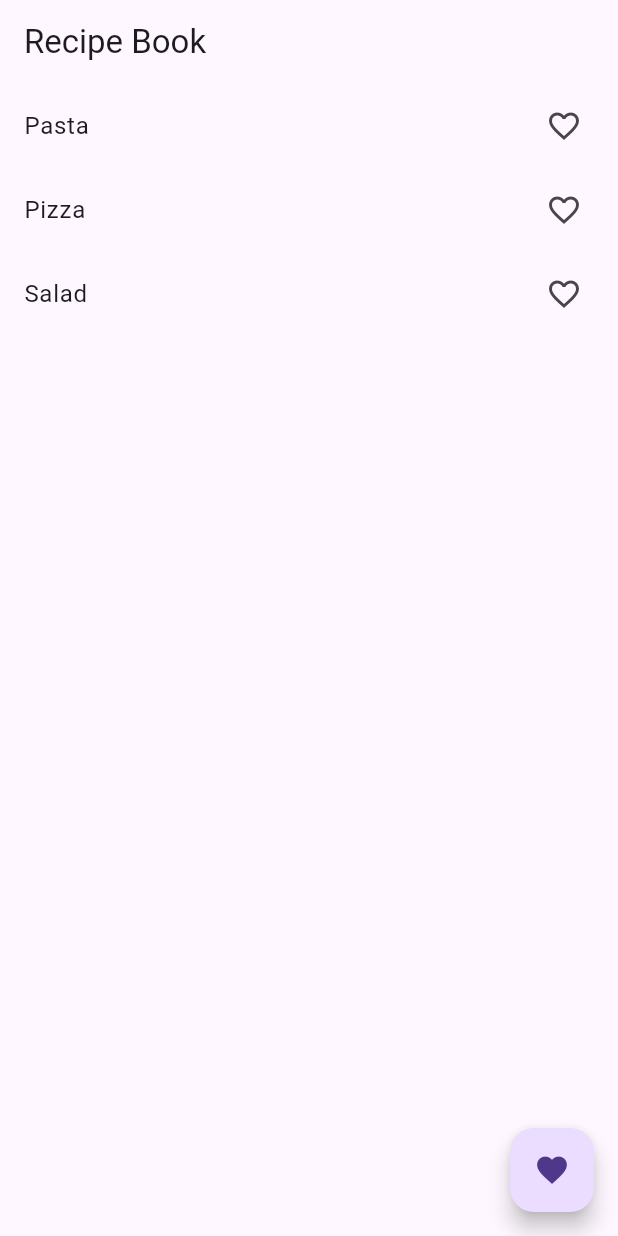
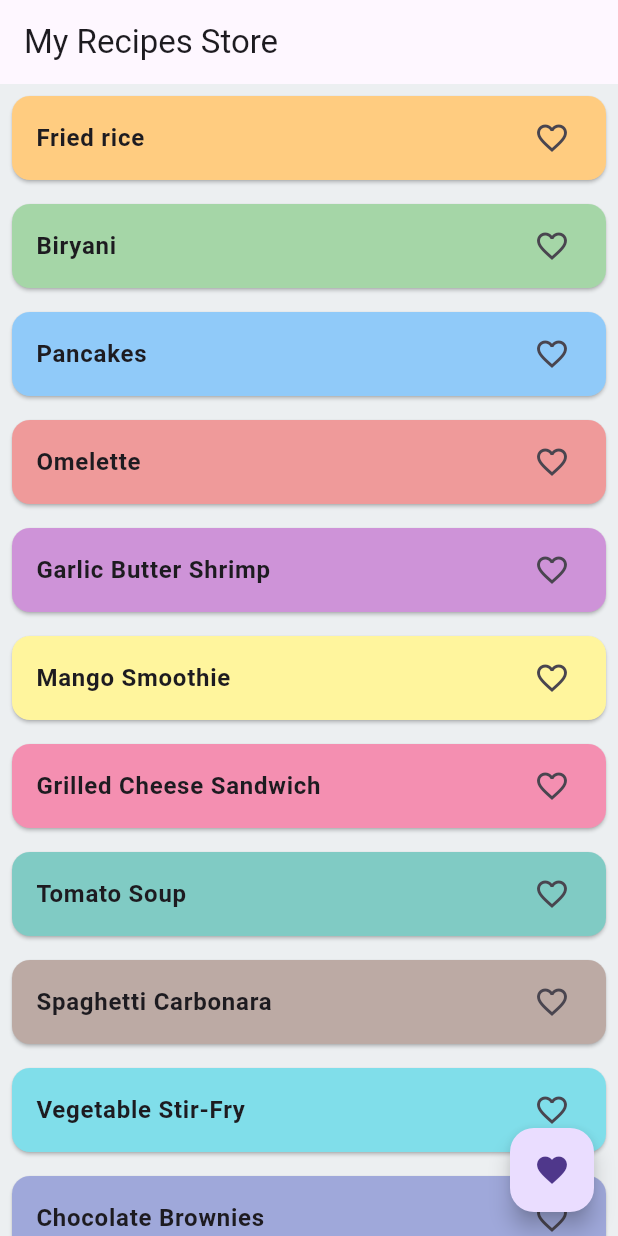
Before and after one commit to nikhilgoud003/Recipe_app, a Flutter app: the screen it shows after launch, on a phone screen of 412 x 824 dp. Run offline on Flutter 3.47's test engine with Material 3 defaults, Android fonts, the phone set to English and light mode, and no system bars.

Commit message:
Succesfully added main file and home screen into the application

```diff
--- a/lib/main.dart
+++ b/lib/main.dart
@@ -1,4 +1,3 @@
-// main.dart
 import 'package:flutter/material.dart';
 import 'details_screen.dart';
 import 'favourites_screen.dart';
@@ -13,15 +12,96 @@ class RecipeBookApp extends StatefulWidget {
 }
 
 class _RecipeBookAppState extends State<RecipeBookApp> {
-  List<String> recipes = ['Pasta', 'Pizza', 'Salad'];
-  List<String> favoriteRecipes = [];
+  List<Map<String, dynamic>> recipes = [
+    {
+      "name": "Fried rice",
+      "ingredients": "rice,oil , Eggs",
+      "instructions": "Mix ingredients.Make rice fried under oil",
+      "isFavorite": false
+    },
+    {
+      "name": "Biryani",
+      "ingredients": "Briyani rice , spices , oil",
+      "instructions": "Mix ingredients. make biryani and boil it .",
+      "isFavorite": false
+    },
+    {
+      "name": "Pancakes",
+      "ingredients": "Flour, Milk, Eggs, Sugar, Baking Powder",
+      "instructions": "Mix ingredients. Cook on a hot pan until golden brown.",
+      "isFavorite": false
+    },
+    {
+      "name": "Omelette",
+      "ingredients": "Eggs, Salt, Pepper, Onion, Tomato",
+      "instructions":
+          "Beat eggs. Fry with chopped onion and tomato until cooked.",
+      "isFavorite": false
+    },
+    {
+      "name": "Garlic Butter Shrimp",
+      "ingredients": "Shrimp, Garlic, Butter, Lemon, Parsley",
+      "instructions":
+          "Sauté garlic in butter. Add shrimp and cook. Finish with lemon and parsley.",
+      "isFavorite": false
+    },
+    {
+      "name": "Mango Smoothie",
+      "ingredients": "Mango, Milk, Yogurt, Honey",
+      "instructions": "Blend all ingredients until smooth.",
+      "isFavorite": false
+    },
+    {
+      "name": "Grilled Cheese Sandwich",
+      "ingredients": "Bread, Butter, Cheese",
+      "instructions":
+          "Butter bread. Place cheese in between and grill until golden brown.",
+      "isFavorite": false
+    },
+    {
+      "name": "Tomato Soup",
+      "ingredients": "Tomatoes, Garlic, Onion, Salt, Pepper",
+      "instructions":
+          "Blend cooked tomatoes, garlic, and onion. Simmer and season to taste.",
+      "isFavorite": false
+    },
+    {
+      "name": "Spaghetti Carbonara",
+      "ingredients": "Spaghetti, Eggs, Bacon, Parmesan, Black Pepper",
+      "instructions":
+          "Cook spaghetti. Mix with beaten eggs, bacon, and cheese.",
+      "isFavorite": false
+    },
+    {
+      "name": "Vegetable Stir-Fry",
+      "ingredients": "Broccoli, Carrots, Bell Peppers, Soy Sauce, Garlic",
+      "instructions":
+          "Stir-fry vegetables in soy sauce and garlic until tender.",
+      "isFavorite": false
+    },
+    {
+      "name": "Chocolate Brownies",
+      "ingredients": "Cocoa Powder, Sugar, Butter, Flour, Eggs",
+      "instructions": "Mix ingredients. Bake at 350°F for 25 minutes.",
+      "isFavorite": false
+    },
+    {
+      "name": "Chicken Wrap",
+      "ingredients": "Tortilla, Chicken, Lettuce, Tomato, Cheese",
+      "instructions": "Grill chicken. Wrap in tortilla with other ingredients.",
+      "isFavorite": false
+    },
+  ];
 
-  void toggleFavorite(String recipe) {
+  List<Map<String, dynamic>> get favoriteRecipes =>
+      recipes.where((recipe) => recipe['isFavorite']).toList();
+
+  void toggleFavorite(String recipeName) {
     setState(() {
-      if (favoriteRecipes.contains(recipe)) {
-        favoriteRecipes.remove(recipe);
-      } else {
-        favoriteRecipes.add(recipe);
+      for (var recipe in recipes) {
+        if (recipe["name"] == recipeName) {
+          recipe["isFavorite"] = !recipe["isFavorite"];
+        }
       }
     });
   }
@@ -30,58 +110,80 @@ class _RecipeBookAppState extends State<RecipeBookApp> {
   Widget build(BuildContext context) {
     return MaterialApp(
       title: 'Recipe Book',
-      theme: ThemeData(primarySwatch: Colors.orange),
+      theme: ThemeData(primarySwatch: Colors.green),
       home: HomeScreen(
           recipes: recipes,
-        favoriteRecipes: favoriteRecipes,
           toggleFavorite: toggleFavorite,
-      ),
+          favoriteRecipes: favoriteRecipes),
     );
   }
 }
 
-// home_screen.dart
 class HomeScreen extends StatelessWidget {
-  final List<String> recipes;
-  final List<String> favoriteRecipes;
+  final List<Map<String, dynamic>> recipes;
+  final List<Map<String, dynamic>> favoriteRecipes;
   final Function(String) toggleFavorite;
 
-  HomeScreen({
-    required this.recipes,
-    required this.favoriteRecipes,
+  HomeScreen(
+      {required this.recipes,
       required this.toggleFavorite,
-  });
+      required this.favoriteRecipes});
+
+  // Define a list of colors
+  final List<Color> cardColors = [
+    Colors.orange.shade200,
+    Colors.green.shade200,
+    Colors.blue.shade200,
+    Colors.red.shade200,
+    Colors.purple.shade200,
+    Colors.yellow.shade200,
+    Colors.pink.shade200,
+    Colors.teal.shade200,
+    Colors.brown.shade200,
+    Colors.cyan.shade200,
+    Colors.indigo.shade200,
+    Colors.lime.shade200,
+  ];
 
   @override
   Widget build(BuildContext context) {
     return Scaffold(
-      appBar: AppBar(title: Text('Recipe Book')),
-      body: ListView.builder(
+      appBar: AppBar(title: Text("My Recipes Store")),
+      body: Container(
+        color: Colors.blueGrey.shade50, // Light background color
+        child: ListView.builder(
           itemCount: recipes.length,
           itemBuilder: (context, index) {
-          return ListTile(
-            title: Text(recipes[index]),
+            return Card(
+              color: cardColors[index %
+                  cardColors.length], // Assign different colors cyclically
+              margin: EdgeInsets.all(8.0),
+              child: ListTile(
+                title: Text(
+                  recipes[index]['name'],
+                  style: TextStyle(fontWeight: FontWeight.bold),
+                ),
                 trailing: Icon(
-              favoriteRecipes.contains(recipes[index])
+                  recipes[index]['isFavorite']
                       ? Icons.favorite
                       : Icons.favorite_border,
-              color:
-                  favoriteRecipes.contains(recipes[index]) ? Colors.red : null,
+                  color: recipes[index]['isFavorite'] ? Colors.red : null,
                 ),
                 onTap: () {
                   Navigator.push(
                     context,
                     MaterialPageRoute(
                       builder: (context) => DetailsScreen(
-                    recipeName: recipes[index],
-                    isFavorite: favoriteRecipes.contains(recipes[index]),
+                        recipe: recipes[index],
                         toggleFavorite: toggleFavorite,
                       ),
                     ),
                   );
                 },
+              ),
             );
           },
+        ),
       ),
       floatingActionButton: FloatingActionButton(
         child: Icon(Icons.favorite),
@@ -89,9 +191,8 @@ class HomeScreen extends StatelessWidget {
           Navigator.push(
             context,
             MaterialPageRoute(
-              builder: (context) => FavoritesScreen(
-                favoriteRecipes: favoriteRecipes,
-              ),
+              builder: (context) =>
+                  FavoritesScreen(favoriteRecipes: favoriteRecipes),
             ),
           );
         },
```
Lines whose indentation alone changed are shown as unchanged.
